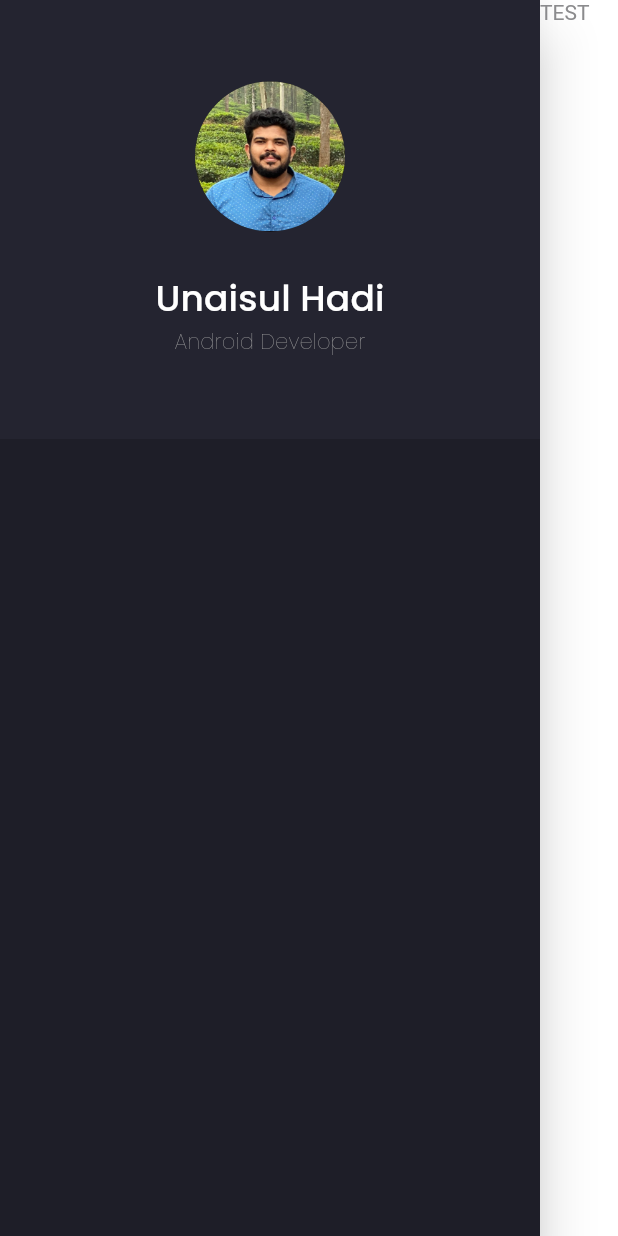
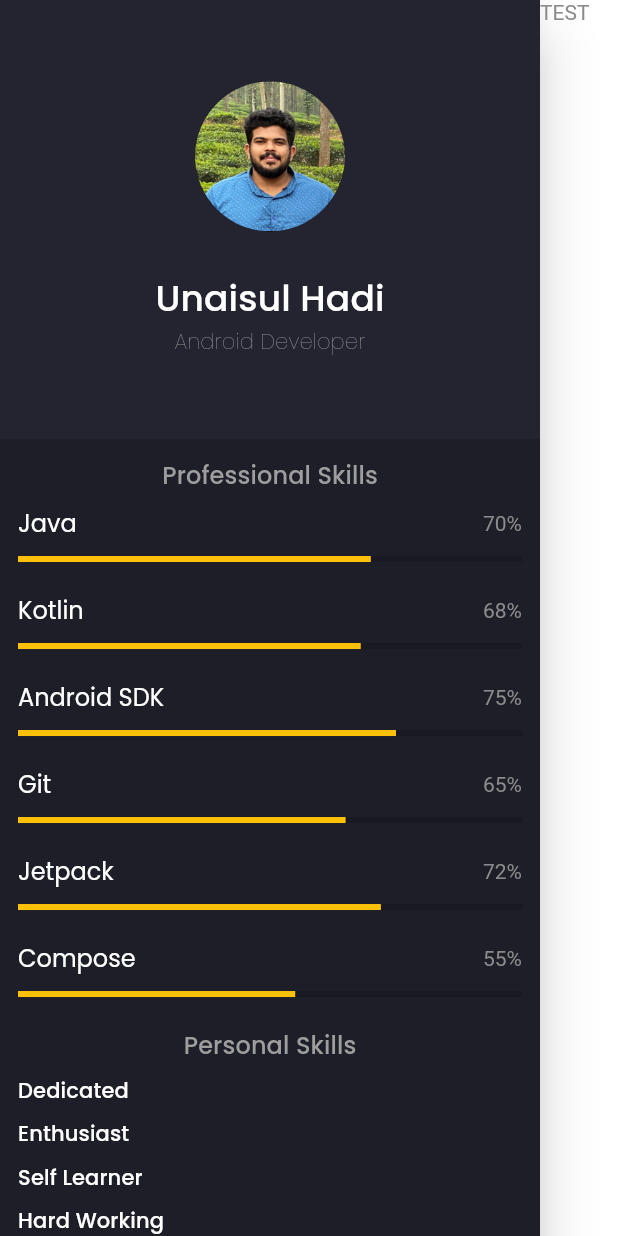
Before and after one commit to unaisulhadi/Developer-Portfolio, a Flutter app: the screen it shows after launch, on a phone screen of 412 x 824 dp. Run offline on Flutter 3.47's test engine with Material 2 defaults, Android fonts, the phone set to English and light mode, and no system bars; our stand-ins replace google_fonts.

Commit message:
Side bar skills

```diff
--- /dev/null
+++ b/lib/components/animated_progress_indicator.dart
@@ -0,0 +1,97 @@
+import 'package:flutter/material.dart';
+
+import '../constants.dart';
+
+class AnimatedCircularProgressIndicator extends StatelessWidget {
+  const AnimatedCircularProgressIndicator({
+    Key? key,
+    required this.percentage,
+    required this.label,
+  }) : super(key: key);
+
+  final double percentage;
+  final String label;
+
+  @override
+  Widget build(BuildContext context) {
+    return Column(
+      children: [
+        AspectRatio(
+          aspectRatio: 1,
+          child: TweenAnimationBuilder(
+            tween: Tween<double>(begin: 0, end: percentage),
+            duration: defaultDuration,
+            builder: (context, double value, child) => Stack(
+              fit: StackFit.expand,
+              children: [
+                CircularProgressIndicator(
+                  value: value,
+                  color: primaryColor,
+                  backgroundColor: darkColor,
+                ),
+                Center(
+                  child: Text(
+                    (value * 100).toInt().toString() + "%",
+                    style: Theme.of(context).textTheme.subtitle1,
+                  ),
+                ),
+              ],
+            ),
+          ),
+        ),
+        SizedBox(height: defaultPadding / 2),
+        Text(
+          label,
+          maxLines: 1,
+          overflow: TextOverflow.ellipsis,
+          style: Theme.of(context).textTheme.subtitle2,
+        ),
+      ],
+    );
+  }
+}
+
+class AnimatedLinearProgressIndicator extends StatelessWidget {
+  const AnimatedLinearProgressIndicator({
+    Key? key,
+    required this.percentage,
+    required this.label,
+  }) : super(key: key);
+
+  final double percentage;
+  final String label;
+
+  @override
+  Widget build(BuildContext context) {
+    return Padding(
+      padding: const EdgeInsets.only(bottom: defaultPadding),
+      child: TweenAnimationBuilder(
+        tween: Tween<double>(begin: 0, end: percentage),
+        duration: defaultDuration,
+        builder: (context, double value, child) => Column(
+          children: [
+            Row(
+              mainAxisAlignment: MainAxisAlignment.spaceBetween,
+              children: [
+                Text(
+                  label,
+                  style: Theme.of(context)
+                      .textTheme
+                      .subtitle1!
+                      .copyWith(color: Colors.white),
+                ),
+                Text((value * 100).toInt().toString() + "%"),
+              ],
+            ),
+            SizedBox(height: defaultPadding / 2),
+            LinearProgressIndicator(
+              value: value,
+              color: primaryColor,
+              backgroundColor: darkColor,
+            ),
+          ],
+        ),
+      ),
+    );
+  }
+}
--- a/lib/constants.dart
+++ b/lib/constants.dart
@@ -6,6 +6,10 @@ const darkColor = Color(0xFF191923);
 const bodyTextColor = Color(0xFF8B8B8D);
 const bgColor = Color(0xFF1E1E28);
 
+const textColor1 = Colors.grey;
+
 const defaultPadding = 20.0;
+const smallPadding = 4.0;
+const mediumPadding = 8.0;
 const defaultDuration = Duration(seconds: 1); // we use it on our animation
 const maxWidth = 1440.0; // max width of our web
--- a/lib/screens/home/side_menu.dart
+++ b/lib/screens/home/side_menu.dart
@@ -1,4 +1,6 @@
 import 'package:flutter/material.dart';
+import 'package:github_portfolio/components/animated_progress_indicator.dart';
+import 'package:github_portfolio/constants.dart';
 
 class SideMenu extends StatelessWidget {
   const SideMenu({Key? key}) : super(key: key);
@@ -10,9 +12,120 @@ class SideMenu extends StatelessWidget {
       child: Drawer(
         child: SafeArea(
             child: Column(
-          children: [MyBio()],
+          children: [
+            const MyBio(),
+            SingleChildScrollView(
+              child: Padding(
+                padding: const EdgeInsets.all(12.0),
+                child: Column(
+                  children: [ProfessionalSkills(), PersonalSkills()],
+                ),
+              ),
+            )
+          ],
         )),
       ),
+    );
+  }
+}
+
+class PersonalSkills extends StatelessWidget {
+  const PersonalSkills({Key? key}) : super(key: key);
+
+  @override
+  Widget build(BuildContext context) {
+    return Column(children: [
+      Text(
+        "Personal Skills",
+        style: Theme.of(context)
+            .textTheme
+            .subtitle2!
+            .copyWith(color: textColor1, fontSize: 16),
+      ),
+      const SizedBox(
+        height: mediumPadding,
+      ),
+      SizedBox(
+        width: double.infinity,
+        child: Column(
+          crossAxisAlignment: CrossAxisAlignment.start,
+          children: [
+            Text(
+              "Dedicated",
+              style: Theme.of(context).textTheme.subtitle2!,
+            ),
+            const SizedBox(
+              height: mediumPadding,
+            ),
+            Text(
+              "Enthusiast",
+              style: Theme.of(context).textTheme.subtitle2!,
+            ),
+            const SizedBox(
+              height: mediumPadding,
+            ),
+            Text(
+              "Self Learner",
+              style: Theme.of(context).textTheme.subtitle2!,
+            ),
+            const SizedBox(
+              height: mediumPadding,
+            ),
+            Text(
+              "Hard Working",
+              style: Theme.of(context).textTheme.subtitle2!,
+            ),
+          ],
+        ),
+      ),
+    ]);
+  }
+}
+
+class ProfessionalSkills extends StatelessWidget {
+  const ProfessionalSkills({
+    Key? key,
+  }) : super(key: key);
+
+  @override
+  Widget build(BuildContext context) {
+    return Column(
+      children: [
+        Text(
+          "Professional Skills",
+          style: Theme.of(context)
+              .textTheme
+              .subtitle2!
+              .copyWith(color: textColor1, fontSize: 16),
+        ),
+        const SizedBox(
+          height: mediumPadding,
+        ),
+        const AnimatedLinearProgressIndicator(
+          percentage: 0.7,
+          label: "Java",
+        ),
+        const AnimatedLinearProgressIndicator(
+          percentage: 0.68,
+          label: "Kotlin",
+        ),
+        const AnimatedLinearProgressIndicator(
+          percentage: 0.75,
+          label: "Android SDK",
+        ),
+        const AnimatedLinearProgressIndicator(
+          percentage: 0.65,
+          label: "Git",
+        ),
+        const AnimatedLinearProgressIndicator(
+          percentage: 0.72,
+          label: "Jetpack",
+        ),
+        const AnimatedLinearProgressIndicator(
+          percentage: 0.55,
+          label: "Compose",
+        ),
+      ],
     );
   }
 }
```
Also changed, not shown: lib/components/animated_counter.dart (added, +29 -0 lines).
